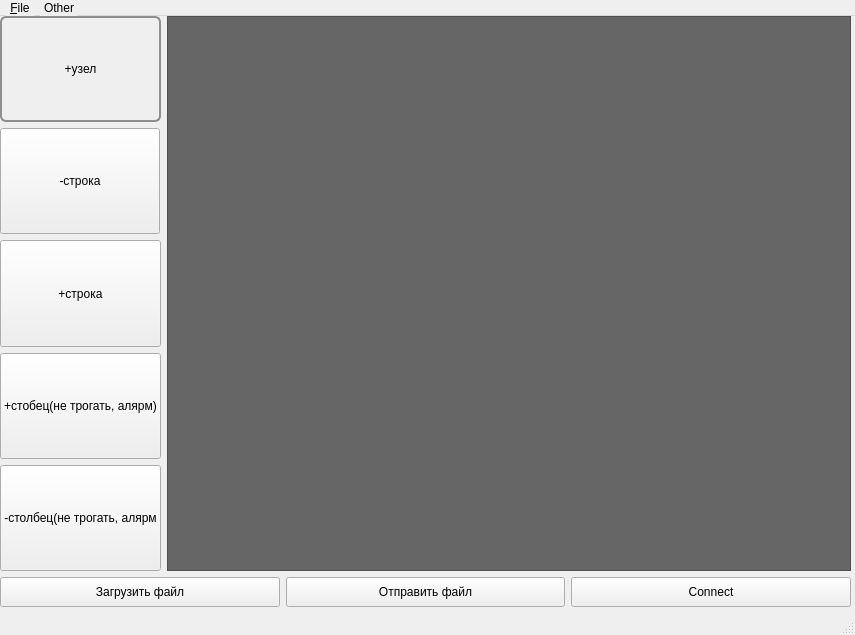
Fragers/Big-brother-is-watching-you, file mainwindow.ui: the form before one commit.
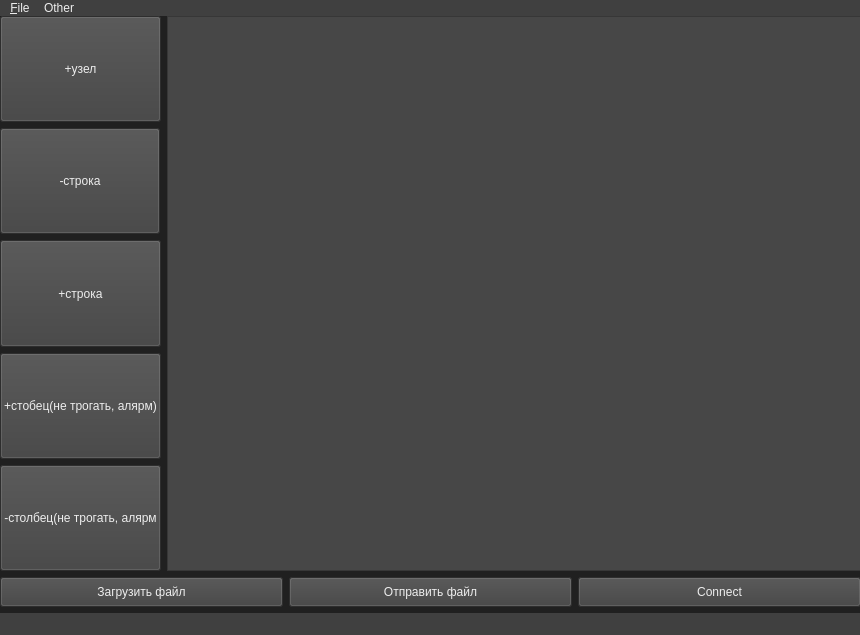
The form after the commit. Icons and pictures are not drawn.

What changed in the file:
```diff
--- a/mainwindow.ui
+++ b/mainwindow.ui
@@ -6,26 +6,50 @@
    <rect>
     <x>0</x>
     <y>0</y>
-    <width>855</width>
+    <width>860</width>
     <height>635</height>
    </rect>
   </property>
+  <property name="sizePolicy">
+   <sizepolicy hsizetype="Fixed" vsizetype="Fixed">
+    <horstretch>0</horstretch>
+    <verstretch>0</verstretch>
+   </sizepolicy>
+  </property>
+  <property name="minimumSize">
+   <size>
+    <width>860</width>
+    <height>635</height>
+   </size>
+  </property>
+  <property name="maximumSize">
+   <size>
+    <width>860</width>
+    <height>635</height>
+   </size>
+  </property>
   <property name="windowTitle">
    <string>MainWindow</string>
   </property>
+  <property name="styleSheet">
+   <string notr="true"/>
+  </property>
   <widget class="QWidget" name="centralwidget">
+   <property name="styleSheet">
+    <string notr="true">	background: #202020; </string>
+   </property>
    <widget class="QWidget" name="verticalLayoutWidget_2">
     <property name="geometry">
      <rect>
       <x>0</x>
       <y>0</y>
-      <width>851</width>
+      <width>861</width>
       <height>591</height>
      </rect>
     </property>
     <layout class="QVBoxLayout" name="verticalLayout_3">
      <property name="sizeConstraint">
-      <enum>QLayout::SetDefaultConstraint</enum>
+      <enum>QLayout::SetMaximumSize</enum>
      </property>
      <item>
       <layout class="QHBoxLayout" name="horizontalLayout_2">
@@ -40,41 +64,8 @@
             </sizepolicy>
            </property>
            <property name="styleSheet">
-            <string notr="true">QPushButton {
-    border: 2px solid #8f8f91;
-    border-radius: 6px;
-    background-color: qlineargradient(x1: 0, y1: 0, x2: 0, y2: 1,
-                                      stop: 0 #f6f7fa, stop: 1 #dadbde);
-    min-width: 80px;
-}
-
-QPushButton:pressed {
-    background-color: qlineargradient(x1: 0, y1: 0, x2: 0, y2: 1,
-                                      stop: 0 #dadbde, stop: 1 #f6f7fa);
-}
-
-QPushButton:flat {
-    border: none; /* no border for a flat push button */
-}
-
-QPushButton:default {
-    border-color: navy; /* make the default button prominent */
-}
-
-QPushButton:open { /* when the button has its menu open */
-    background-color: qlineargradient(x1: 0, y1: 0, x2: 0, y2: 1,
-                                      stop: 0 #dadbde, stop: 1 #f6f7fa);
-}
-
-QPushButton::menu-indicator {
-    subcontrol-origin: padding;
-    subcontrol-position: bottom right;
-}
-
-QPushButton::menu-indicator:pressed, QPushButton::menu-indicator:open {
-    position: relative;
-    top: 2px; left: 2px; /* shift the arrow by 2 px */
-}</string>
+            <string notr="true">color: #ededed;
+background-color: #404040</string>
            </property>
            <property name="text">
             <string>+узел</string>
@@ -96,7 +87,8 @@
             </size>
            </property>
            <property name="styleSheet">
-            <string notr="true"/>
+            <string notr="true">color: #ededed;
+background-color: #404040</string>
            </property>
            <property name="text">
             <string>-строка</string>
@@ -111,6 +103,10 @@
              <verstretch>0</verstretch>
             </sizepolicy>
            </property>
+           <property name="styleSheet">
+            <string>color: #ededed;
+background-color: #404040</string>
+           </property>
            <property name="text">
             <string>+строка</string>
            </property>
@@ -124,6 +120,10 @@
              <verstretch>0</verstretch>
             </sizepolicy>
            </property>
+           <property name="styleSheet">
+            <string>color: #ededed;
+background-color: #404040</string>
+           </property>
            <property name="text">
             <string>+стобец(не трогать, алярм)</string>
            </property>
@@ -137,6 +137,10 @@
              <verstretch>0</verstretch>
             </sizepolicy>
            </property>
+           <property name="styleSheet">
+            <string>color: #ededed;
+background-color: #404040</string>
+           </property>
            <property name="text">
             <string>-столбец(не трогать, алярм</string>
            </property>
@@ -158,10 +162,21 @@
           <bool>false</bool>
          </property>
          <property name="styleSheet">
-          <string notr="true">QTreeView{
-	background: #666666;
-	alternate-background-color: #606060;
+          <string notr="true">QHeaderView::section {
+    background-color: qlineargradient(x1:0, y1:0, x2:0, y2:1,
+                                      stop:0 #616161, stop: 0.5 #505050,
+                                      stop: 0.6 #434343, stop:1 #656565);
+    color: white;
+    padding-left: 4px;
+    border: 1px solid #6c6c6c;
 }
+QTreeView{
+	background: #474747;
+	alternate-background-color: #555555;
+	color:#ededed;
+	
+}
+
 QTreeView::branch:has-siblings:!adjoins-item {
     border-image: url(:/vline.png) 0;
 }
@@ -218,6 +233,10 @@
            <height>30</height>
           </size>
          </property>
+         <property name="styleSheet">
+          <string notr="true">color: #ededed;
+background-color: #404040</string>
+         </property>
          <property name="text">
           <string>Загрузить файл</string>
          </property>
@@ -237,6 +256,10 @@
            <height>30</height>
           </size>
          </property>
+         <property name="styleSheet">
+          <string notr="true">color: #ededed;
+background-color: #404040</string>
+         </property>
          <property name="text">
           <string>Отправить файл</string>
          </property>
@@ -256,6 +279,10 @@
            <height>30</height>
           </size>
          </property>
+         <property name="styleSheet">
+          <string notr="true">color: #ededed;
+background-color: #404040</string>
+         </property>
          <property name="text">
           <string>Connect</string>
          </property>
@@ -271,14 +298,14 @@
     <rect>
      <x>0</x>
      <y>0</y>
-     <width>855</width>
+     <width>860</width>
      <height>17</height>
     </rect>
    </property>
    <property name="styleSheet">
     <string notr="true">QMenuBar {
-    background-color: qlineargradient(x1:0, y1:0, x2:0, y2:1,
-                                      stop:0 lightgray, stop:1 darkgray);
+	    color: #ededed;
+    background-color: #404040
 }
 
 QMenuBar::item {
@@ -344,7 +371,12 @@
    <addaction name="menu_flie"/>
    <addaction name="menuOther"/>
   </widget>
-  <widget class="QStatusBar" name="statusbar"/>
+  <widget class="QStatusBar" name="statusbar">
+   <property name="styleSheet">
+    <string notr="true">color: #ededed;
+background-color: #404040</string>
+   </property>
+  </widget>
   <action name="action_Save">
    <property name="text">
     <string>&amp;Save</string>
```
Left out of the diff: 6 changed lines with no effect on the pictures.
